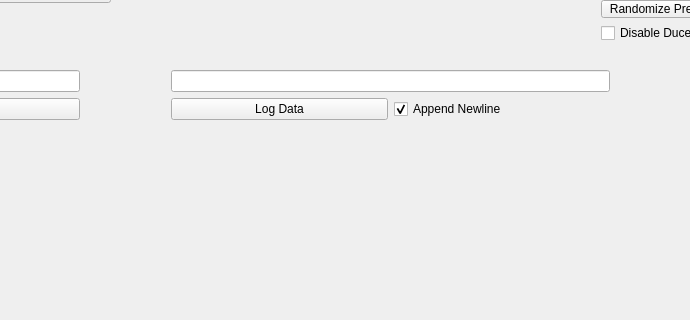
Qt form controlsoftware/mainwindow.ui (SDSURocketProject/FAR-MARS) before a commit; both pictures show x 270 to 960 and y 237 to 557 of the 1280 by 720 pixel window.
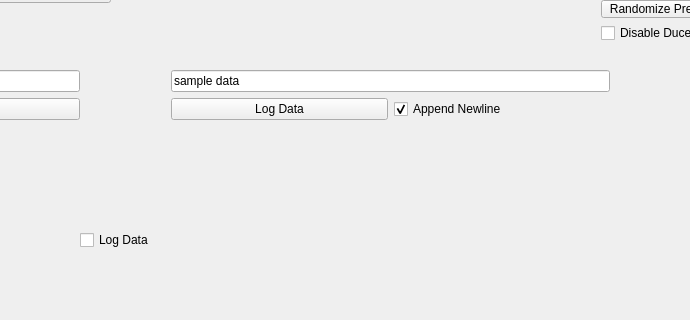
The same form after that commit.

The edit to the form file:
```diff
--- a/controlsoftware/mainwindow.ui
+++ b/controlsoftware/mainwindow.ui
@@ -1601,7 +1601,7 @@
      </item>
     </layout>
    </widget>
-   <widget class="QWidget" name="">
+   <widget class="QWidget" name="layoutWidget">
     <property name="geometry">
      <rect>
       <x>430</x>
@@ -1612,7 +1612,11 @@
     </property>
     <layout class="QGridLayout" name="LogLayout">
      <item row="0" column="0" colspan="2">
-      <widget class="QLineEdit" name="logData"/>
+      <widget class="QLineEdit" name="logData">
+       <property name="text">
+        <string>sample data</string>
+       </property>
+      </widget>
      </item>
      <item row="1" column="0">
       <widget class="QPushButton" name="logButton">
@@ -1633,6 +1637,19 @@
      </item>
     </layout>
    </widget>
+   <widget class="QCheckBox" name="logDataCheckbox">
+    <property name="geometry">
+     <rect>
+      <x>350</x>
+      <y>430</y>
+      <width>88</width>
+      <height>22</height>
+     </rect>
+    </property>
+    <property name="text">
+     <string>Log Data</string>
+    </property>
+   </widget>
   </widget>
   <widget class="QMenuBar" name="menuBar">
    <property name="geometry">
```
